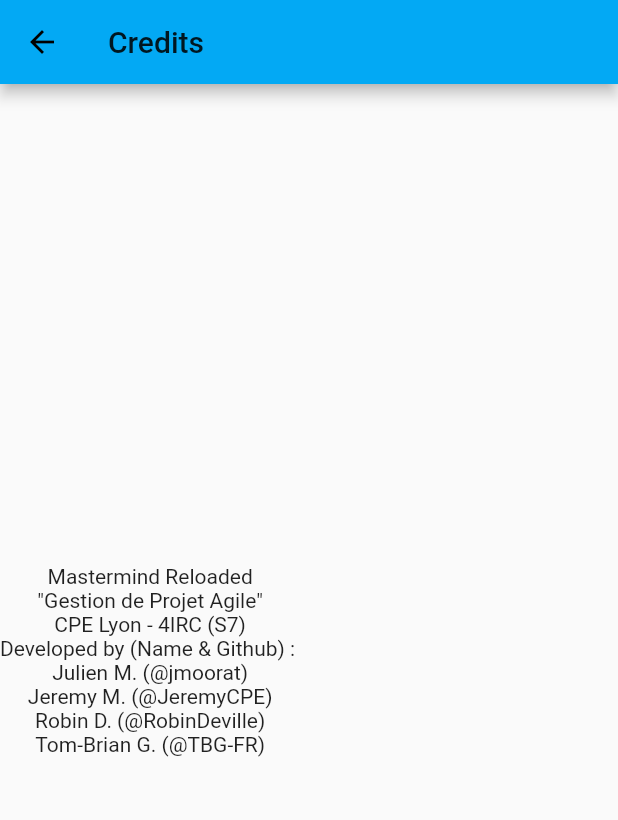
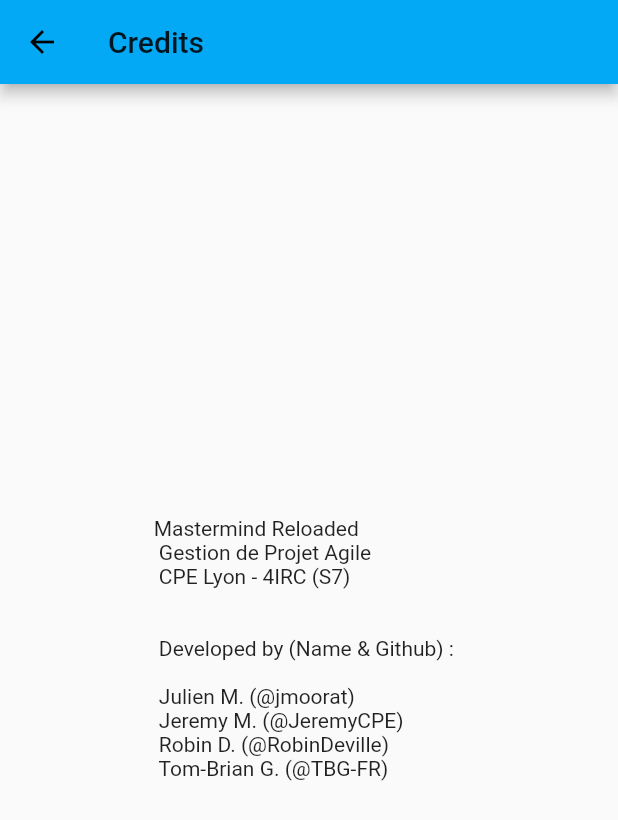
Before and after one commit to TBG-FR/CPE-S7_MPA_Mastermind, a Flutter app: the CreditsPage screen opened directly, on a phone screen of 412 x 824 dp. Shown: the top 820 px of the screen. Run offline on Flutter 3.47's test engine with Material 2 defaults, Android fonts, the phone set to English and light mode, and no system bars; generated files the repository leaves out were written again.

```diff
--- a/FlutterTest/flutter_app/lib/model/mastermind.model.dart
+++ b/FlutterTest/flutter_app/lib/model/mastermind.model.dart
@@ -44,12 +44,12 @@ class MastermindModel {
   void newTry()
   {
     tries.add(new TryModel());
-
   }
 
   ResultModel checkLastTry()
   {
     bool won = true;
+    tries.last.tryCode.editable = false;
     tries.last.result = secretCode.compare(tries.last.tryCode);
 
     for(KeyPegModel kp in tries.last.result)
--- a/FlutterTest/flutter_app/lib/model/result.model.dart
+++ b/FlutterTest/flutter_app/lib/model/result.model.dart
@@ -48,11 +48,13 @@ class ResultModel {
 
   factory ResultModel.abortedGame(CombinationModel code, int tries)
   {
+    code.editable = false;
     return ResultModel(code, tries - 1, ResultEnum.aborted, DateTime.now());
   }
 
   factory ResultModel.finishedGame(CombinationModel code, int tries, ResultEnum result)
   {
+    code.editable = false;
     return ResultModel(code, tries, result, DateTime.now());
   }
 
--- a/FlutterTest/flutter_app/lib/pages/credits.page.dart
+++ b/FlutterTest/flutter_app/lib/pages/credits.page.dart
@@ -18,20 +18,10 @@ class _CreditsPageState extends State<CreditsPage> {
       appBar: AppBar(
         title: Text('Credits'),
       ),
-      body: Column(
-        mainAxisSize: MainAxisSize.max,
-        mainAxisAlignment: MainAxisAlignment.center,
-        children: <Widget>
-        [
-          Text("Mastermind Reloaded"),
-          Text('"Gestion de Projet Agile"'),
-          Text('CPE Lyon - 4IRC (S7)'),
-          Text('Developed by (Name & Github) : '),
-          Text('Julien M. (@jmoorat)'),
-          Text('Jeremy M. (@JeremyCPE)'),
-          Text('Robin D. (@RobinDeville)'),
-          Text('Tom-Brian G. (@TBG-FR)'),
-        ],
+      body: Container(
+        alignment: Alignment.center,
+        padding: EdgeInsets.all(10),
+        child: Text("Mastermind Reloaded \n Gestion de Projet Agile \n CPE Lyon - 4IRC (S7) \n\n\n Developed by (Name & Github) :  \n\n Julien M. (@jmoorat) \n Jeremy M. (@JeremyCPE) \n Robin D. (@RobinDeville) \n Tom-Brian G. (@TBG-FR) \n"),
       ),
     );
   }
```
Also changed, not shown: FlutterTest/flutter_app/lib/model/combination.model.dart (+3 -26 lines), FlutterTest/flutter_app/lib/model/combination.model.old.dart (deleted, +0 -136 lines), FlutterTest/flutter_app/lib/widgets/combination.widget.dart (+9 -59 lines).
